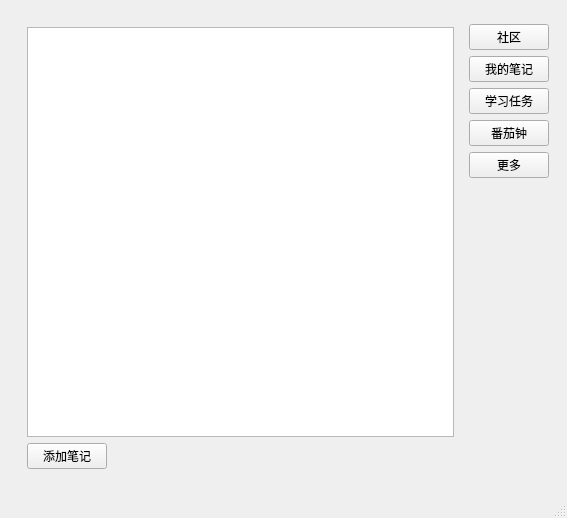
This is planner_teamwork/notewindow.ui in xifeng0126/Planner_teamwork as Qt 5 draws it before an edit. The edited form follows.
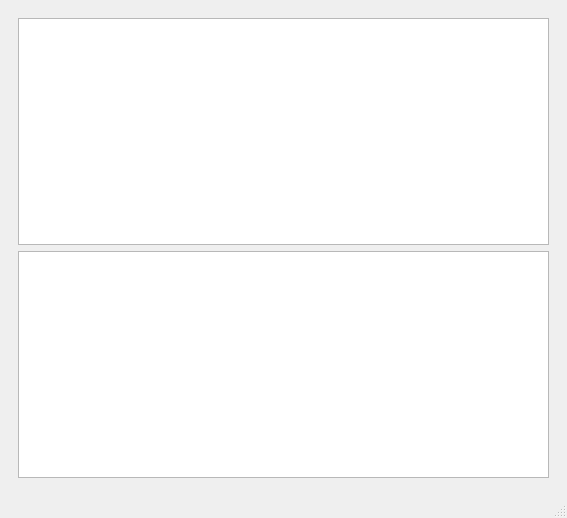
This is the edited form. The open tabs and pages were chosen to show the change. Custom widgets are drawn as their Qt base class.

Patch:
```diff
--- a/planner_teamwork/notewindow.ui
+++ b/planner_teamwork/notewindow.ui
@@ -30,15 +30,12 @@
           <widget class="QWidget" name="community">
            <layout class="QGridLayout" name="gridLayout_3">
             <item row="0" column="0">
-             <widget class="table" name="tableView_2"/>
+             <widget class="list" name="listView_2"/>
             </item>
            </layout>
           </widget>
           <widget class="QWidget" name="myNote">
            <layout class="QGridLayout" name="gridLayout_4">
-            <item row="0" column="0" colspan="2">
-             <widget class="table" name="tableView"/>
-            </item>
             <item row="1" column="0">
              <widget class="QPushButton" name="addnote">
               <property name="text">
@@ -262,6 +259,16 @@
         </item>
        </layout>
       </widget>
+      <widget class="QWidget" name="page_3">
+       <layout class="QGridLayout" name="gridLayout_7">
+        <item row="0" column="0">
+         <widget class="table" name="tableView"/>
+        </item>
+        <item row="1" column="0">
+         <widget class="table" name="tableView_2"/>
+        </item>
+       </layout>
+      </widget>
      </widget>
     </item>
    </layout>
@@ -284,6 +291,11 @@
    <extends>QTableView</extends>
    <header>table.h</header>
   </customwidget>
+  <customwidget>
+   <class>list</class>
+   <extends>QListView</extends>
+   <header>list.h</header>
+  </customwidget>
  </customwidgets>
  <resources/>
  <connections/>
```
Left out of the diff: 73 changed lines with no effect on the pictures.
